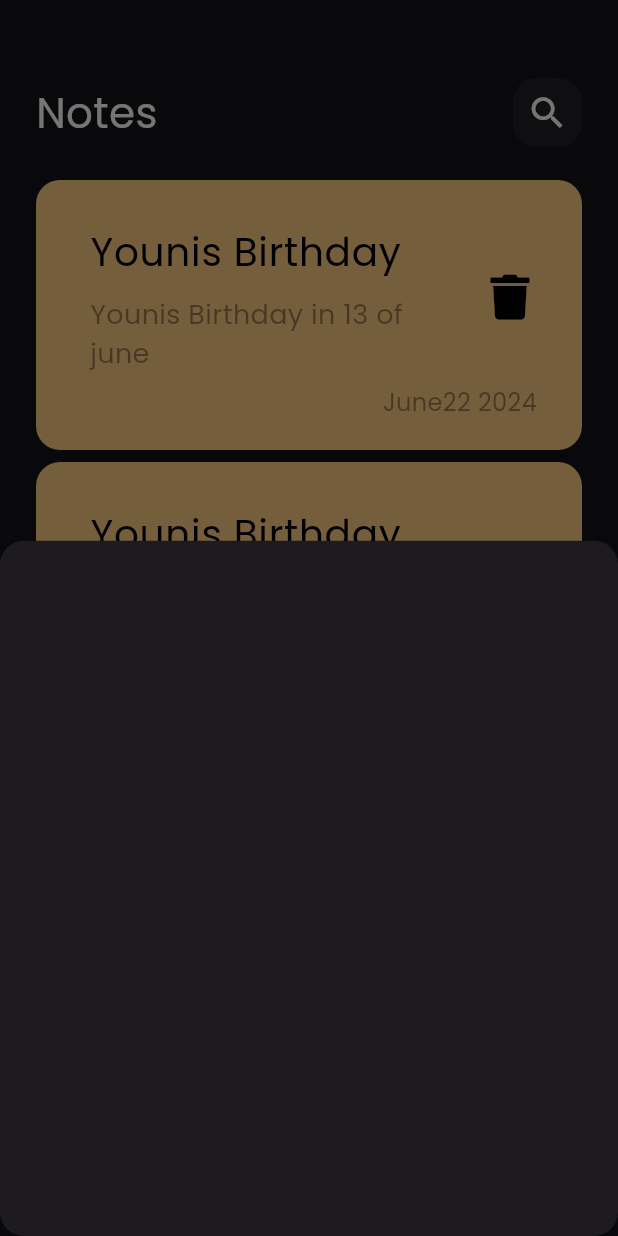
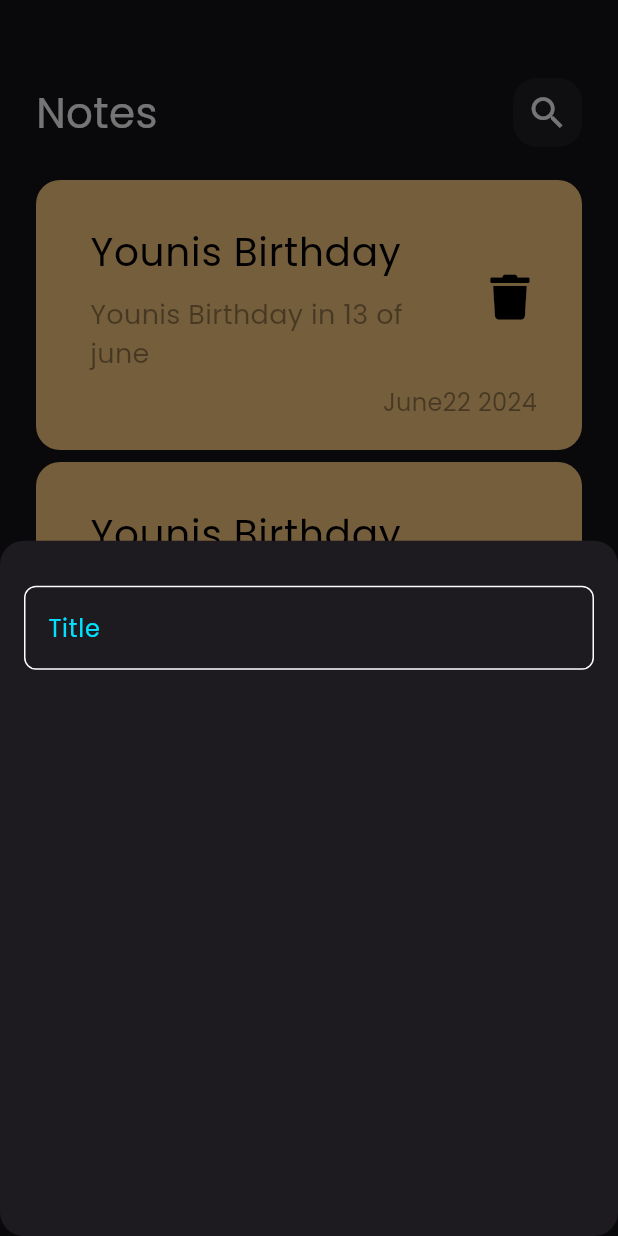
Before and after one commit to stormers15/Notes_App, a Flutter app: the screen it shows after launch, after a tap on the "add" icon, on a phone screen of 412 x 824 dp. Run offline on Flutter 3.47's test engine with Material 3 defaults, Android fonts, the phone set to English and light mode, and no system bars; our stand-ins replace font_awesome_flutter.

Commit message:
Create Text Field

```diff
--- a/lib/Views/Widgets/add_note_bottom_sheet.dart
+++ b/lib/Views/Widgets/add_note_bottom_sheet.dart
@@ -1,10 +1,19 @@
 import 'package:flutter/material.dart';
+import 'package:notes_app/Views/Widgets/custom_text_field.dart';
 
 class AddNoteBottomSheet extends StatelessWidget {
   const AddNoteBottomSheet({super.key});
 
   @override
   Widget build(BuildContext context) {
-    return Container();
+    return const Padding(
+      padding: EdgeInsets.symmetric(horizontal: 16.0),
+      child: Column(
+        children: [
+          SizedBox(height: 30),
+          CustomTextField(),
+        ],
+      ),
+    );
   }
 }
--- /dev/null
+++ b/lib/Views/Widgets/custom_text_field.dart
@@ -0,0 +1,26 @@
+import 'package:flutter/material.dart';
+import 'package:notes_app/constans.dart';
+
+class CustomTextField extends StatelessWidget {
+  const CustomTextField({super.key});
+
+  @override
+  Widget build(BuildContext context) {
+    return TextField(
+      cursorColor: kprimarycolor,
+      decoration: InputDecoration(
+        hintText: 'Title',
+        hintStyle: const TextStyle(color: Color.fromRGBO(2, 225, 255, 1)),
+        border: buildBorder(),
+        enabledBorder: buildBorder(),
+        focusedBorder: buildBorder(kprimarycolor),
+      ),
+    );
+  }
+
+  OutlineInputBorder buildBorder([color]) {
+    return OutlineInputBorder(
+        borderRadius: BorderRadius.circular(8),
+        borderSide: BorderSide(color: color ?? Colors.white));
+  }
+}
--- a/lib/Views/notes_view.dart
+++ b/lib/Views/notes_view.dart
@@ -14,7 +14,7 @@ class NotesView extends StatelessWidget {
                   borderRadius: BorderRadius.circular(16)),
               context: context,
               builder: (context) {
-                return AddNoteBottomSheet();
+                return const AddNoteBottomSheet();
               });
         },
         child: const Icon(Icons.add),
--- /dev/null
+++ b/lib/constans.dart
@@ -0,0 +1,3 @@
+import 'package:flutter/material.dart';
+
+const kprimarycolor = Color(0xff62FCD7);
```
